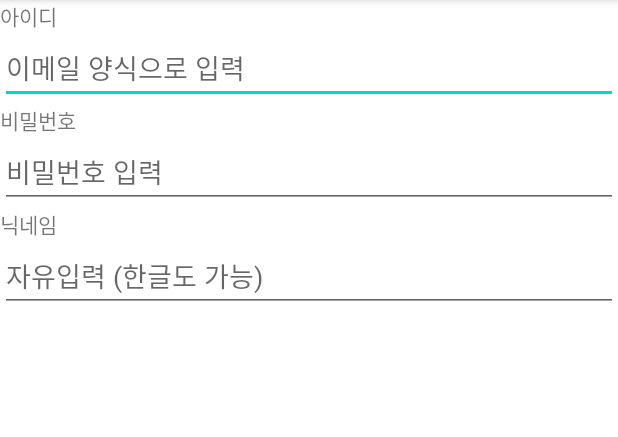
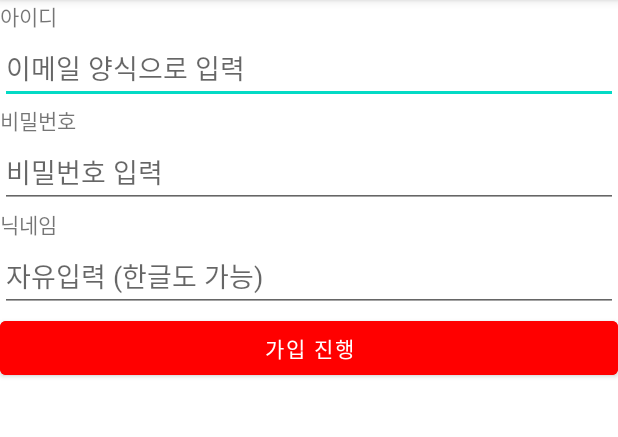
Before and after one commit to skyoo1226/Uip_20220219, an Android app: the screen it shows after launch (MainActivity), on a phone screen of 412 x 824 dp, the part 84-521 px from its top. Run offline under Robolectric (Android 15) with nearby library versions, the phone set to English and light mode, and no system bars.

Commit message:
Button 태그 배치  - 바탕 색조 변경

```diff
--- a/app/src/main/res/layout/activity_main.xml
+++ b/app/src/main/res/layout/activity_main.xml
@@ -42,5 +42,12 @@
         android:imeOptions="actionSend"
         android:hint="자유입력 (한글도 가능)" />
 
+    <Button
+        android:layout_width="match_parent"
+        android:layout_height="wrap_content"
+        android:backgroundTint="#ff0000"
+        android:text="가입 진행" />
+
+
 
 </LinearLayout>
```
